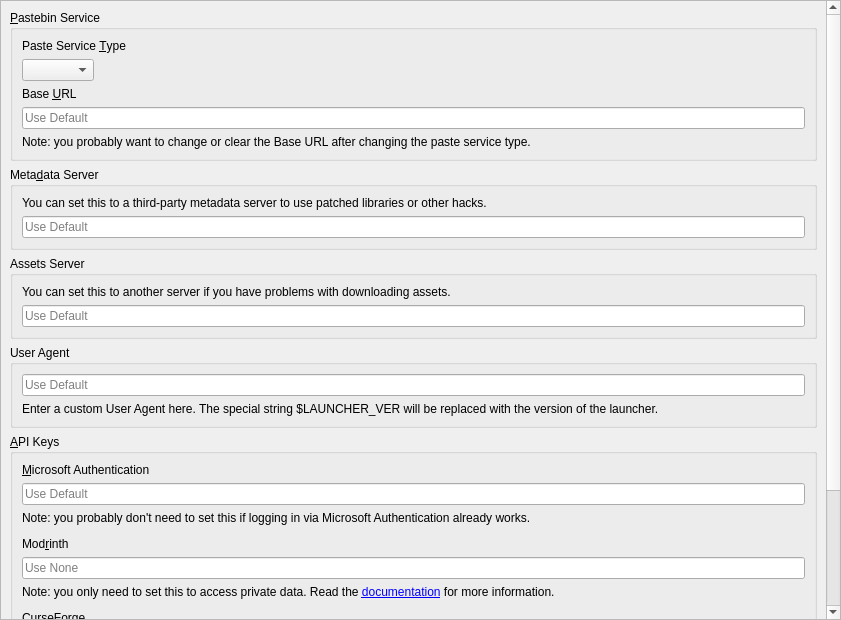
Before: the Qt Designer form launcher/ui/pages/global/APIPage.ui in FreesmTeam/FreesmLauncher, drawn with Qt 5.
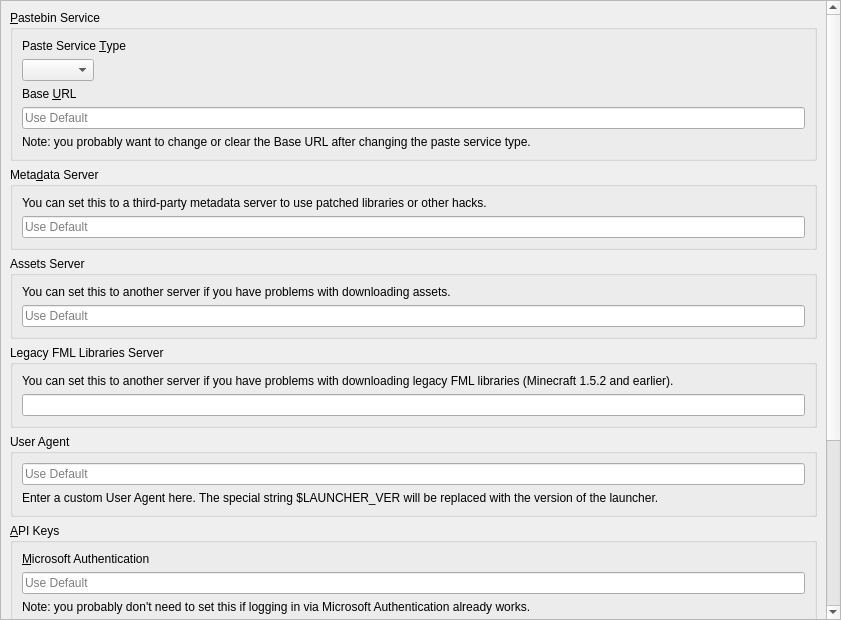
After: the same form once the commit is applied.

Commit message: feat: allow overriding URL for downloading legacy FML libs

```diff
--- a/launcher/ui/pages/global/APIPage.ui
+++ b/launcher/ui/pages/global/APIPage.ui
@@ -161,6 +161,34 @@
          </layout>
         </widget>
        </item>
+       <item>
+        <widget class="QGroupBox" name="groupBox_fmllibs">
+         <property name="title">
+          <string>Legacy FML Libraries Server</string>
+         </property>
+         <layout class="QVBoxLayout" name="verticalLayout_8">
+          <item>
+           <widget class="QLabel" name="label">
+            <property name="text">
+             <string>You can set this to another server if you have problems with downloading legacy FML libraries (Minecraft 1.5.2 and earlier).</string>
+            </property>
+            <property name="textFormat">
+             <enum>Qt::RichText</enum>
+            </property>
+            <property name="wordWrap">
+             <bool>true</bool>
+            </property>
+            <property name="openExternalLinks">
+             <bool>true</bool>
+            </property>
+           </widget>
+          </item>
+          <item>
+           <widget class="QLineEdit" name="legacyFMLLibsURL"/>
+          </item>
+         </layout>
+        </widget>
+       </item>
        <item>
         <widget class="QGroupBox" name="groupBox_ua">
          <property name="minimumSize">
```
The commit also changes 4 other files.
